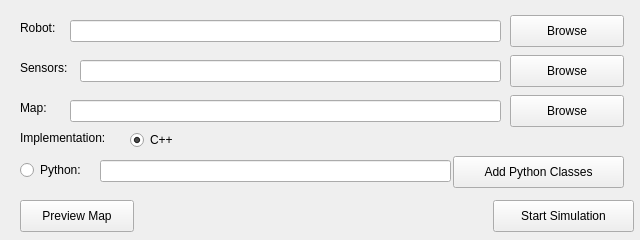
This is qt/mainwindow.ui in jhurobotics/Trinity as Qt 5 draws it before an edit. The edited form follows.
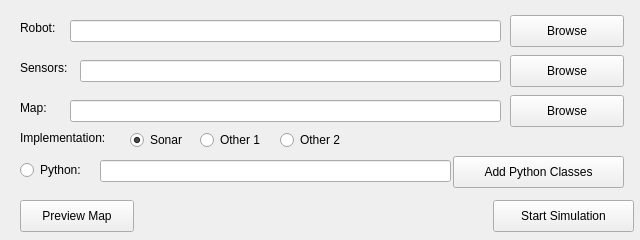
This is the edited form.

Commit message: Added buttons/enum values for more C++ robots

Diff of the .ui file:
```diff
--- a/qt/mainwindow.ui
+++ b/qt/mainwindow.ui
@@ -170,7 +170,7 @@
      </rect>
     </property>
     <property name="text">
-     <string>C++</string>
+     <string>Sonar</string>
     </property>
     <property name="checked">
      <bool>true</bool>
@@ -225,6 +225,38 @@
      <string>Add Python Classes</string>
     </property>
    </widget>
+   <widget class="QRadioButton" name="cppButton_2">
+    <property name="geometry">
+     <rect>
+      <x>200</x>
+      <y>130</y>
+      <width>71</width>
+      <height>20</height>
+     </rect>
+    </property>
+    <property name="text">
+     <string>Other 1</string>
+    </property>
+    <property name="checked">
+     <bool>false</bool>
+    </property>
+   </widget>
+   <widget class="QRadioButton" name="cppButton_3">
+    <property name="geometry">
+     <rect>
+      <x>280</x>
+      <y>130</y>
+      <width>71</width>
+      <height>20</height>
+     </rect>
+    </property>
+    <property name="text">
+     <string>Other 2</string>
+    </property>
+    <property name="checked">
+     <bool>false</bool>
+    </property>
+   </widget>
   </widget>
  </widget>
  <layoutdefault spacing="6" margin="11"/>
```
The commit also changes 3 other files.
